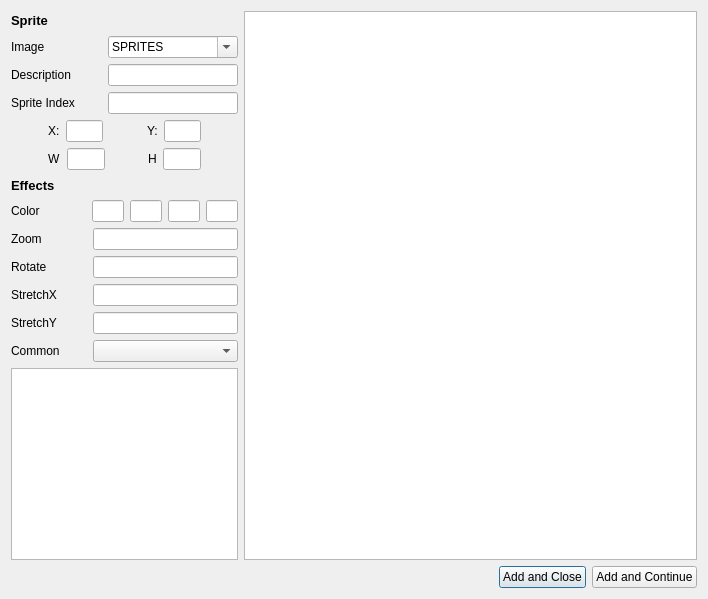
This is new_sprite_ui.ui in nikovacs/Sprite-Animator as Qt 5 draws it before an edit. The edited form follows.
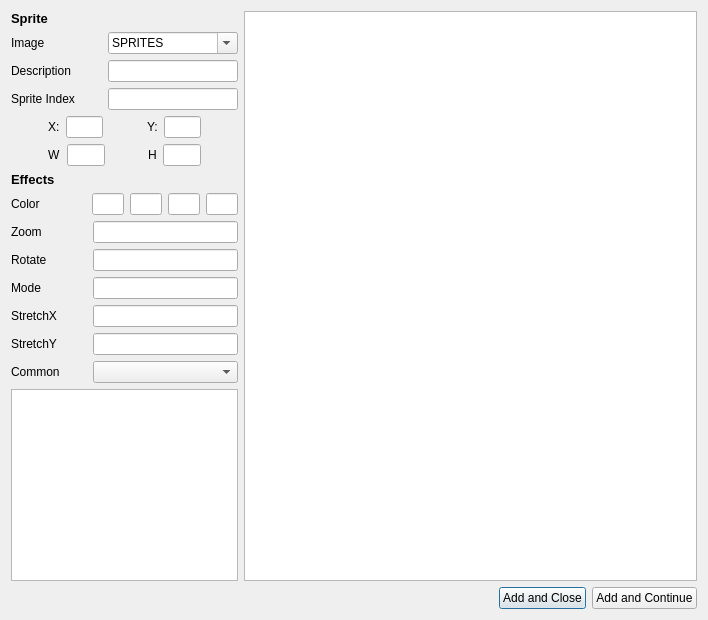
This is the edited form.

Commit message: add mode label and textbox to new sprite ui

What changed in the file:
```diff
--- a/new_sprite_ui.ui
+++ b/new_sprite_ui.ui
@@ -19,7 +19,7 @@
      <item>
       <layout class="QHBoxLayout" name="horizontalLayout_6" stretch="1,2">
        <item>
-        <layout class="QVBoxLayout" name="verticalLayout" stretch="0,2,2,2,2,2,0,0,0,0,0,0,0,0">
+        <layout class="QVBoxLayout" name="verticalLayout" stretch="0,2,2,2,2,2,0,0,0,0,0,0,0,0,0">
          <item>
           <widget class="QLabel" name="label_8">
            <property name="font">
@@ -416,6 +416,30 @@
            </item>
           </layout>
          </item>
+         <item>
+          <layout class="QHBoxLayout" name="horizontalLayout_10">
+           <item>
+            <widget class="QLabel" name="label_16">
+             <property name="text">
+              <string>Mode</string>
+             </property>
+            </widget>
+           </item>
+           <item>
+            <widget class="QLineEdit" name="mode_textbox">
+             <property name="maximumSize">
+              <size>
+               <width>145</width>
+               <height>16777215</height>
+              </size>
+             </property>
+             <property name="text">
+              <string/>
+             </property>
+            </widget>
+           </item>
+          </layout>
+         </item>
          <item>
           <layout class="QHBoxLayout" name="horizontalLayout_11">
            <item>
```
The commit also changes 1 other file.
